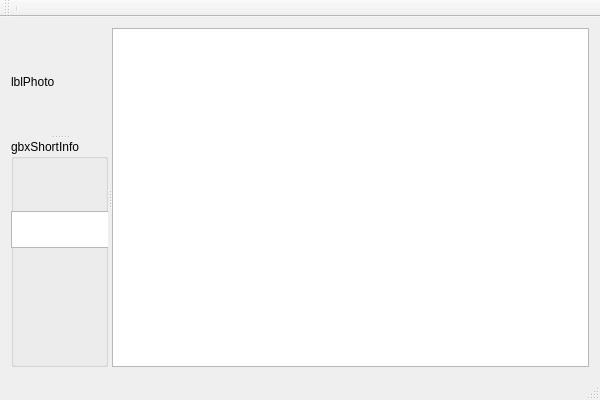
Before: the Qt Designer form Forms/CMain.ui in skynowa/xxxdb, drawn with Qt 5.
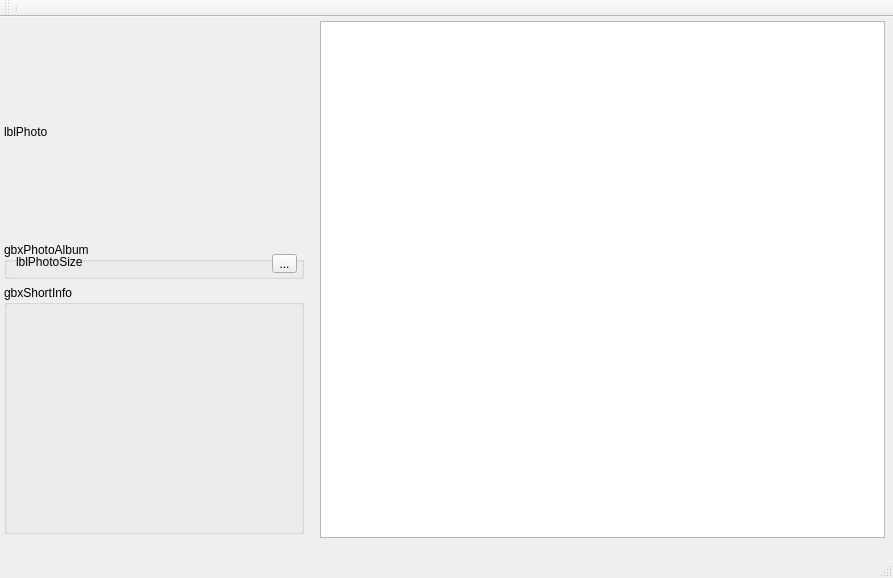
After: the same form once the commit is applied.

Commit message: JOB: photo panel

Diff of the .ui file:
```diff
--- a/Forms/CMain.ui
+++ b/Forms/CMain.ui
@@ -9,8 +9,8 @@
    <rect>
     <x>0</x>
     <y>0</y>
-    <width>600</width>
-    <height>400</height>
+    <width>893</width>
+    <height>578</height>
    </rect>
   </property>
   <property name="windowTitle">
@@ -20,41 +20,84 @@
    <string/>
   </property>
   <widget class="QWidget" name="centralWidget">
-   <layout class="QGridLayout" name="gridLayout">
-    <item row="0" column="0">
-     <widget class="QSplitter" name="splitter_2">
-      <property name="orientation">
-       <enum>Qt::Horizontal</enum>
-      </property>
-      <widget class="QSplitter" name="splitter">
-       <property name="orientation">
-        <enum>Qt::Vertical</enum>
-       </property>
+   <widget class="QGroupBox" name="gbxPhotoAlbum">
+    <property name="geometry">
+     <rect>
+      <x>4</x>
+      <y>225</y>
+      <width>300</width>
+      <height>37</height>
+     </rect>
+    </property>
+    <property name="title">
+     <string>gbxPhotoAlbum</string>
+    </property>
+    <widget class="QLabel" name="lblPhotoSize">
+     <property name="geometry">
+      <rect>
+       <x>12</x>
+       <y>12</y>
+       <width>169</width>
+       <height>16</height>
+      </rect>
+     </property>
+     <property name="text">
+      <string>lblPhotoSize</string>
+     </property>
+     <property name="textFormat">
+      <enum>Qt::PlainText</enum>
+     </property>
+    </widget>
+    <widget class="QToolButton" name="tbtnPhotoAlbumShow">
+     <property name="geometry">
+      <rect>
+       <x>268</x>
+       <y>12</y>
+       <width>25</width>
+       <height>19</height>
+      </rect>
+     </property>
+     <property name="text">
+      <string>...</string>
+     </property>
+    </widget>
+   </widget>
        <widget class="QLabel" name="lblPhoto">
+    <property name="geometry">
+     <rect>
+      <x>4</x>
+      <y>12</y>
+      <width>300</width>
+      <height>205</height>
+     </rect>
+    </property>
         <property name="text">
          <string>lblPhoto</string>
         </property>
        </widget>
+   <widget class="QTableView" name="tabvInfo">
+    <property name="geometry">
+     <rect>
+      <x>320</x>
+      <y>4</y>
+      <width>565</width>
+      <height>517</height>
+     </rect>
+    </property>
+   </widget>
        <widget class="QGroupBox" name="gbxShortInfo">
+    <property name="geometry">
+     <rect>
+      <x>4</x>
+      <y>268</y>
+      <width>300</width>
+      <height>249</height>
+     </rect>
+    </property>
         <property name="title">
          <string>gbxShortInfo</string>
         </property>
-        <widget class="QTextEdit" name="textEdit">
-         <property name="geometry">
-          <rect>
-           <x>0</x>
-           <y>72</y>
-           <width>101</width>
-           <height>37</height>
-          </rect>
-         </property>
-        </widget>
-       </widget>
-      </widget>
-      <widget class="QTableView" name="tabvInfo"/>
-     </widget>
-    </item>
-   </layout>
+   </widget>
   </widget>
   <widget class="QMenuBar" name="menuBar">
    <property name="geometry">
```
Left out of the diff: 2 changed lines with no effect on the pictures. Lines whose indentation alone changed are shown as unchanged. The commit also changes 2 other files.
